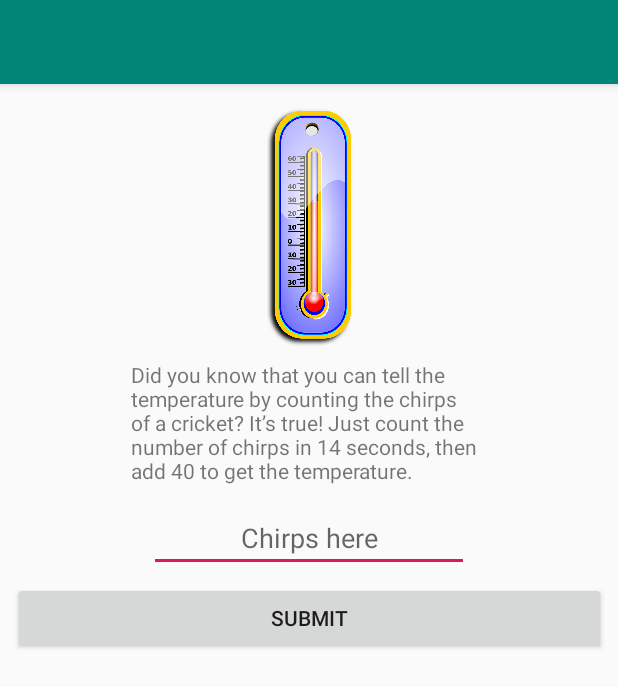
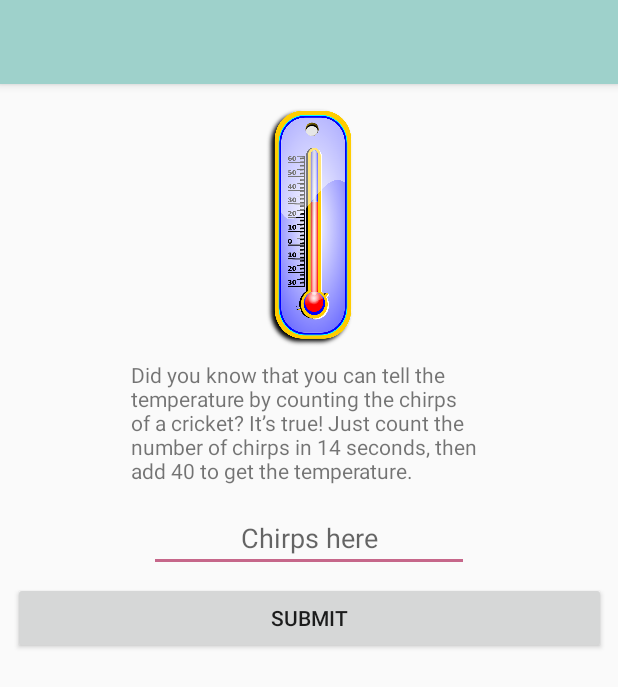
Before and after one commit to Duanysblist/CricketChirps, an Android app: the MainActivity screen opened directly, with no data from a screen before it, on a phone screen of 412 x 824 dp. Shown: the top 687 px of the screen. Run offline under Robolectric (Android 15) with nearby library versions, the phone set to English and light mode, and no system bars.

```diff
--- a/app/src/main/java/com/example/cricketchirps/MainActivity.java
+++ b/app/src/main/java/com/example/cricketchirps/MainActivity.java
@@ -2,6 +2,7 @@ package com.example.cricketchirps;
 
 import android.support.v7.app.AppCompatActivity;
 import android.os.Bundle;
+import android.util.Log;
 import android.view.View;
 import android.widget.Button;
 import android.widget.EditText;
@@ -37,6 +38,9 @@ public class MainActivity extends AppCompatActivity {
                 tvResults.setText(text);
 
                 tvResults.setVisibility(View.VISIBLE);
+
+                //Log.i("MYTAG", "Hello World");
+                //tvResults.animate().alpha(0.5f).setDuration(5000);
             }
         });
     }
--- a/app/src/main/res/layout/activity_main.xml
+++ b/app/src/main/res/layout/activity_main.xml
@@ -34,11 +34,13 @@
     <TextView
         android:id="@+id/results"
         android:layout_width="262dp"
-        android:layout_height="30dp"
+        android:layout_height="37dp"
         android:layout_marginTop="392dp"
+        android:background="@color/colorAccent"
         android:gravity="center_horizontal"
         android:text="TextView"
-        android:textSize="24sp"
+        android:textColor="@color/colorPrimary"
+        android:textSize="30sp"
         app:layout_constraintEnd_toEndOf="parent"
         app:layout_constraintHorizontal_bias="0.476"
         app:layout_constraintStart_toStartOf="parent"
--- a/app/src/main/res/values/colors.xml
+++ b/app/src/main/res/values/colors.xml
@@ -1,6 +1,6 @@
 <?xml version="1.0" encoding="utf-8"?>
 <resources>
-    <color name="colorPrimary">#008577</color>
+    <color name="colorPrimary">#9ED1CB</color>
     <color name="colorPrimaryDark">#00574B</color>
-    <color name="colorAccent">#D81B60</color>
+    <color name="colorAccent">#C6678A</color>
 </resources>
```
